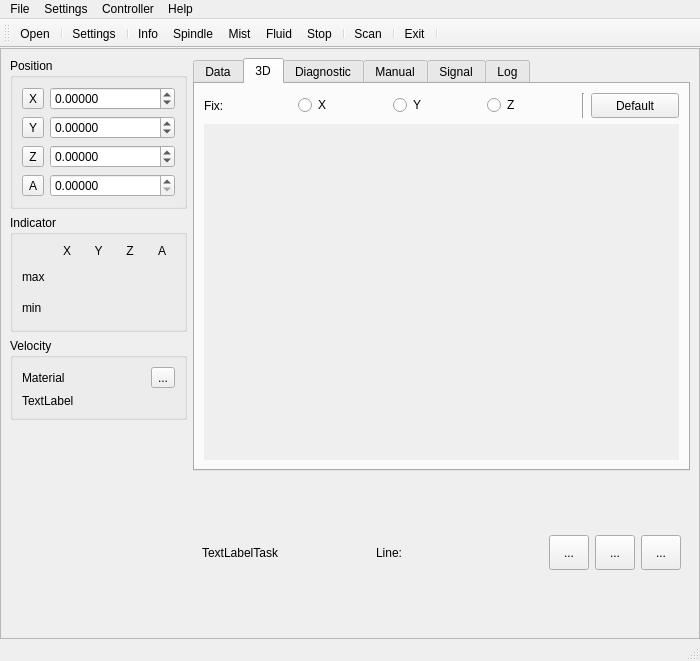
This is sources/forms/MainWindow.ui in eduard-x/cnc-qt as Qt 5 draws it before an edit. The edited form follows.
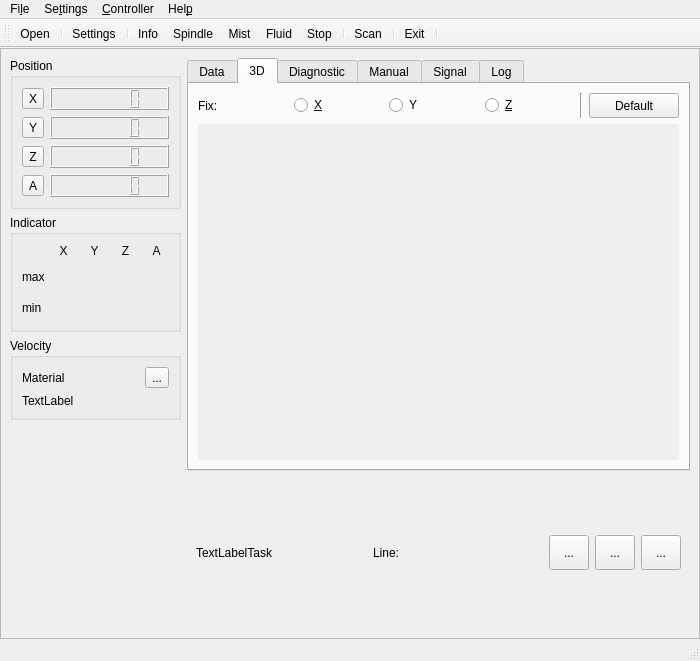
This is the edited form. The open tabs and pages were chosen to show the change. Icons and pictures are not drawn.

Commit message: QLCDNumber in using

What changed in the file:
```diff
--- a/sources/forms/MainWindow.ui
+++ b/sources/forms/MainWindow.ui
@@ -93,76 +93,6 @@
               </property>
              </widget>
             </item>
-            <item row="0" column="2">
-             <widget class="QDoubleSpinBox" name="numPosX">
-              <property name="minimumSize">
-               <size>
-                <width>125</width>
-                <height>0</height>
-               </size>
-              </property>
-              <property name="decimals">
-               <number>5</number>
-              </property>
-              <property name="minimum">
-               <double>-999.990000000000009</double>
-              </property>
-              <property name="maximum">
-               <double>999.990000000000009</double>
-              </property>
-             </widget>
-            </item>
-            <item row="1" column="2">
-             <widget class="QDoubleSpinBox" name="numPosY">
-              <property name="minimumSize">
-               <size>
-                <width>125</width>
-                <height>0</height>
-               </size>
-              </property>
-              <property name="decimals">
-               <number>5</number>
-              </property>
-              <property name="minimum">
-               <double>-999.990000000000009</double>
-              </property>
-              <property name="maximum">
-               <double>999.990000000000009</double>
-              </property>
-             </widget>
-            </item>
-            <item row="2" column="2">
-             <widget class="QDoubleSpinBox" name="numPosZ">
-              <property name="minimumSize">
-               <size>
-                <width>125</width>
-                <height>0</height>
-               </size>
-              </property>
-              <property name="decimals">
-               <number>5</number>
-              </property>
-              <property name="minimum">
-               <double>-999.990000000000009</double>
-              </property>
-              <property name="maximum">
-               <double>999.990000000000009</double>
-              </property>
-             </widget>
-            </item>
-            <item row="3" column="2">
-             <widget class="QDoubleSpinBox" name="numAngleGrad">
-              <property name="minimumSize">
-               <size>
-                <width>125</width>
-                <height>0</height>
-               </size>
-              </property>
-              <property name="decimals">
-               <number>5</number>
-              </property>
-             </widget>
-            </item>
             <item row="0" column="1">
              <widget class="QToolButton" name="toolResetCoorX">
               <property name="text">
@@ -184,6 +114,34 @@
               </property>
              </widget>
             </item>
+            <item row="0" column="2">
+             <widget class="QLCDNumber" name="numPosX">
+              <property name="digitCount">
+               <number>6</number>
+              </property>
+             </widget>
+            </item>
+            <item row="1" column="2">
+             <widget class="QLCDNumber" name="numPosY">
+              <property name="digitCount">
+               <number>6</number>
+              </property>
+             </widget>
+            </item>
+            <item row="2" column="2">
+             <widget class="QLCDNumber" name="numPosZ">
+              <property name="digitCount">
+               <number>6</number>
+              </property>
+             </widget>
+            </item>
+            <item row="3" column="2">
+             <widget class="QLCDNumber" name="numAngleGrad">
+              <property name="digitCount">
+               <number>6</number>
+              </property>
+             </widget>
+            </item>
            </layout>
           </widget>
          </item>
@@ -632,7 +590,7 @@
                <item>
                 <widget class="QRadioButton" name="radioFixX">
                  <property name="text">
-                  <string>X</string>
+                  <string>&amp;X</string>
                  </property>
                 </widget>
                </item>
@@ -646,7 +604,7 @@
                <item>
                 <widget class="QRadioButton" name="radioFixZ">
                  <property name="text">
-                  <string>Z</string>
+                  <string>&amp;Z</string>
                  </property>
                 </widget>
                </item>
@@ -708,8 +666,8 @@
                    <rect>
                     <x>0</x>
                     <y>0</y>
-                    <width>475</width>
-                    <height>393</height>
+                    <width>300</width>
+                    <height>200</height>
                    </rect>
                   </property>
                   <property name="sizePolicy">
@@ -2674,7 +2632,7 @@
      </sizepolicy>
     </property>
     <property name="title">
-     <string>File</string>
+     <string>Fi&amp;le</string>
     </property>
     <addaction name="actionOpen"/>
     <addaction name="actionSave"/>
@@ -2689,7 +2647,7 @@
      </sizepolicy>
     </property>
     <property name="title">
-     <string>Controller</string>
+     <string>&amp;Controller</string>
     </property>
     <addaction name="actionInfo"/>
     <addaction name="separator"/>
@@ -2704,7 +2662,7 @@
      </sizepolicy>
     </property>
     <property name="title">
-     <string>Help</string>
+     <string>Hel&amp;p</string>
     </property>
     <addaction name="actionAbout"/>
     <addaction name="actionAboutQt"/>
@@ -2717,7 +2675,7 @@
      </sizepolicy>
     </property>
     <property name="title">
-     <string>Settings</string>
+     <string>Se&amp;ttings</string>
     </property>
     <addaction name="actionProgram"/>
    </widget>
```
Left out of the diff: 28 changed lines with no effect on the pictures. The commit also changes 5 other files.
